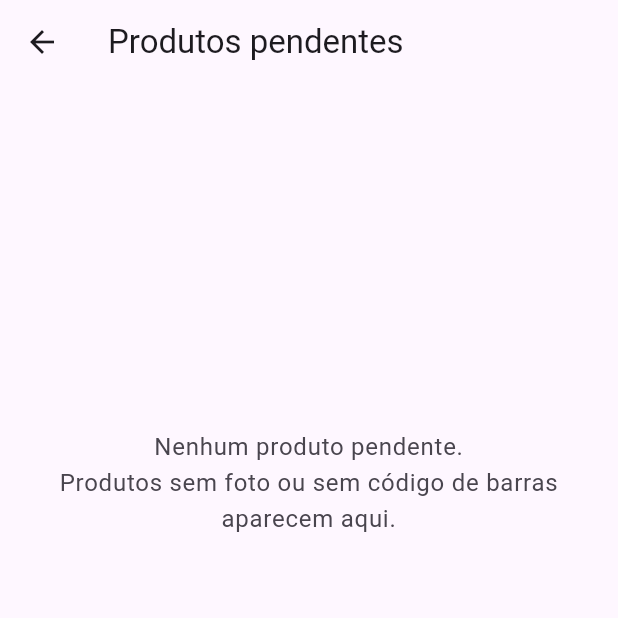
After one commit to Segatti/iprecos, a Flutter app: the screen it shows after launch, after a tap on "Produtos pendentes", on a phone screen of 412 x 824 dp, the top half of it. The commit adds this screen. Run offline on Flutter 3.47's test engine with Material 3 defaults, Android fonts, the phone set to English and light mode, and no system bars; our stand-ins replace get_it, go_router, google_sign_in, image_cropper, image_picker, sqflite; missing offline and left inert: mobile_scanner; accounts and stored records are empty.

Commit message:
feat: cadastro e update

```diff
--- a/lib/app_route_paths.dart
+++ b/lib/app_route_paths.dart
@@ -10,4 +10,6 @@ abstract final class AppRoutePaths {
   static const auth = '/auth';
   static const purchases = '/purchases';
   static const purchaseReceiptItemEdit = '/purchase-receipt-item-edit';
+  static const productRegisterScan = '/product-register-scan';
+  static const pendingProducts = '/pending-products';
 }
--- a/lib/app_routes.dart
+++ b/lib/app_routes.dart
@@ -8,10 +8,12 @@ import 'data/product_catalog.dart';
 import 'presenter/pages/auth_page.dart';
 import 'presenter/pages/home_page.dart';
 import 'presenter/pages/my_list_page.dart';
+import 'presenter/pages/pending_products_page.dart';
 import 'presenter/pages/product_barcode_scan_page.dart';
 import 'presenter/pages/product_detail_page.dart';
 import 'presenter/pages/product_edit_manual_page.dart';
 import 'presenter/pages/product_register_page.dart';
+import 'presenter/pages/product_register_scan_page.dart';
 import 'presenter/pages/product_search_page.dart';
 import 'presenter/pages/purchase_detail_page.dart';
 import 'presenter/pages/receipt_item_edit_page.dart';
@@ -49,6 +51,10 @@ GoRouter createAppRouter(AppViewModel appViewModel) {
             onMinhasCompras: () => context.push(AppRoutePaths.purchases),
             onEscanearNota: () => context.push(AppRoutePaths.scan),
             onBuscarProduto: () => context.push(AppRoutePaths.search),
+            onCadastrarProduto: () =>
+                context.push(AppRoutePaths.productRegisterScan),
+            onProdutosPendentes: () =>
+                context.push(AppRoutePaths.pendingProducts),
           );
         },
       ),
@@ -161,6 +167,20 @@ GoRouter createAppRouter(AppViewModel appViewModel) {
         ],
       ),
       GoRoute(
+        path: AppRoutePaths.productRegisterScan,
+        builder: (context, state) => ProductRegisterScanPage(
+          repository: sl<NfceReceiptRepository>(),
+          productSearchViewModel: sl<ProductSearchViewModel>(),
+        ),
+      ),
+      GoRoute(
+        path: AppRoutePaths.pendingProducts,
+        builder: (context, state) => PendingProductsPage(
+          productSearchViewModel: sl<ProductSearchViewModel>(),
+          listsViewModel: sl<ListsViewModel>(),
+        ),
+      ),
+      GoRoute(
         path: AppRoutePaths.auth,
         builder: (context, state) =>
             AuthPage(appViewModel: appViewModel),
--- a/lib/data/local/shopping_lists_database.dart
+++ b/lib/data/local/shopping_lists_database.dart
@@ -3,7 +3,7 @@ import 'package:sqflite/sqflite.dart';
 
 /// Abertura do SQLite (listas de compras + NFC-e SEFAZ-MT).
 abstract final class ShoppingListsDatabase {
-  static const version = 6;
+  static const version = 7;
 
   static Future<Database> openDefault() async {
     final dir = await getDatabasesPath();
@@ -42,6 +42,10 @@ ALTER TABLE shopping_list_items ADD COLUMN last_price_recorded_at_ms INTEGER;
         if (oldVersion < 6) {
           await _createNfceReceiptItemOverridesTable(db);
         }
+        if (oldVersion < 7) {
+          await _dedupManualProductsBarcode(db);
+          await _createManualProductsBarcodeIndex(db);
+        }
       },
     );
   }
@@ -68,6 +72,7 @@ ALTER TABLE shopping_list_items ADD COLUMN last_price_recorded_at_ms INTEGER;
     await _createNfceReceiptsTable(db);
     await _createManualProductsTable(db);
     await _createNfceReceiptItemOverridesTable(db);
+    await _createManualProductsBarcodeIndex(db);
   }
 
   static Future<void> _createShoppingListsTables(Database db) async {
@@ -134,4 +139,36 @@ CREATE TABLE nfce_receipt_item_overrides (
 );
 ''');
   }
+
+  /// Garante unicidade do código de barras em `manual_products`.
+  ///
+  /// O índice é parcial (ignora `NULL` / `''`) porque produtos pendentes
+  /// podem ainda não ter código de barras cadastrado.
+  static Future<void> _createManualProductsBarcodeIndex(Database db) async {
+    await db.execute('''
+CREATE UNIQUE INDEX IF NOT EXISTS idx_manual_products_barcode
+ON manual_products (barcode)
+WHERE barcode IS NOT NULL AND barcode <> '';
+''');
+  }
+
+  /// Em bases pré-v7 podem existir produtos manuais duplicados pelo mesmo
+  /// código de barras. Mantemos o mais recente (`created_at_ms` maior) e
+  /// removemos os demais, para permitir a criação do índice único acima.
+  static Future<void> _dedupManualProductsBarcode(Database db) async {
+    await db.execute('''
+DELETE FROM manual_products
+WHERE id IN (
+  SELECT m.id FROM manual_products m
+  JOIN (
+    SELECT barcode, MAX(created_at_ms) AS max_ms
+    FROM manual_products
+    WHERE barcode IS NOT NULL AND barcode <> ''
+    GROUP BY barcode
+    HAVING COUNT(*) > 1
+  ) d ON d.barcode = m.barcode
+  WHERE m.created_at_ms < d.max_ms
+);
+''');
+  }
 }
--- a/lib/presenter/pages/home_page.dart
+++ b/lib/presenter/pages/home_page.dart
@@ -15,6 +15,8 @@ class HomePage extends StatelessWidget {
     this.onMinhasCompras,
     this.onEscanearNota,
     this.onBuscarProduto,
+    this.onCadastrarProduto,
+    this.onProdutosPendentes,
   });
 
   /// Nome exibido após "Bem vindo, …". Quando vazio, usa um fallback amigável.
@@ -29,6 +31,8 @@ class HomePage extends StatelessWidget {
   final VoidCallback? onMinhasCompras;
   final VoidCallback? onEscanearNota;
   final VoidCallback? onBuscarProduto;
+  final VoidCallback? onCadastrarProduto;
+  final VoidCallback? onProdutosPendentes;
 
   String get _displayName {
     final trimmed = userName.trim();
@@ -103,6 +107,16 @@ class HomePage extends StatelessWidget {
                     label: 'Buscar produto',
                     onTap: onBuscarProduto,
                   ),
+                  _HomeMenuTile(
+                    icon: Icons.add_box_outlined,
+                    label: 'Cadastrar produto',
+                    onTap: onCadastrarProduto,
+                  ),
+                  _HomeMenuTile(
+                    icon: Icons.pending_actions_rounded,
+                    label: 'Produtos pendentes',
+                    onTap: onProdutosPendentes,
+                  ),
                 ],
               ),
             ),
--- /dev/null
+++ b/lib/presenter/pages/pending_products_page.dart
@@ -0,0 +1,203 @@
+import 'dart:io';
+
+import 'package:flutter/material.dart';
+import 'package:go_router/go_router.dart';
+
+import '../../app_route_paths.dart';
+import '../../data/product_catalog.dart';
+import '../../data/product_photo_storage.dart';
+import '../view_models/lists_view_model.dart';
+import '../view_models/product_search_view_model.dart';
+
+/// Produtos "pendentes": qualquer produto do catálogo (manual + NFC-e)
+/// que está **sem foto** ou **sem código de barras** (EAN).
+class PendingProductsPage extends StatefulWidget {
+  const PendingProductsPage({
+    super.key,
+    required this.productSearchViewModel,
+    required this.listsViewModel,
+  });
+
+  final ProductSearchViewModel productSearchViewModel;
+  final ListsViewModel listsViewModel;
+
+  @override
+  State<PendingProductsPage> createState() => _PendingProductsPageState();
+}
+
+class _PendingProductsPageState extends State<PendingProductsPage> {
+  bool _loading = true;
+  List<_PendingProductItem> _items = [];
+
+  @override
+  void initState() {
+    super.initState();
+    _load();
+  }
+
+  Future<void> _load() async {
+    setState(() => _loading = true);
+    await widget.productSearchViewModel.load();
+    final rows = widget.productSearchViewModel.visibleRows;
+
+    final items = <_PendingProductItem>[];
+    for (final row in rows) {
+      final detail =
+          widget.productSearchViewModel.detailForKey(row.productKey);
+      if (detail == null) continue;
+
+      final missingBarcode = detail.eanOrBarcodeHint == null ||
+          detail.eanOrBarcodeHint!.isEmpty;
+      final relPath = detail.productPhotoRelativePath;
+      final missingPhoto = relPath == null || relPath.isEmpty;
+      if (!missingBarcode && !missingPhoto) continue;
+
+      final abs = await ProductPhotoStorage.absolutePathForRelative(relPath);
+      items.add(
+        _PendingProductItem(
+          row: row,
+          missingBarcode: missingBarcode,
+          missingPhoto: missingPhoto,
+          photoAbsolutePath: abs,
+        ),
+      );
+    }
+
+    if (!mounted) return;
+    setState(() {
+      _items = items;
+      _loading = false;
+    });
+  }
+
+  Future<void> _openItem(_PendingProductItem item) async {
+    final manualId = widget.productSearchViewModel
+        .editableManualProductId(item.row.productKey);
+    if (manualId != null) {
+      await context.push(AppRoutePaths.searchEditManual, extra: manualId);
+    } else {
+      await context.push('${AppRoutePaths.search}/p', extra: item.row);
+    }
+    if (!mounted) return;
+    await widget.listsViewModel.load();
+    if (!mounted) return;
+    await _load();
+  }
+
+  @override
+  Widget build(BuildContext context) {
+    final theme = Theme.of(context);
+    return Scaffold(
+      appBar: AppBar(
+        title: Text(
+          _items.isEmpty
+              ? 'Produtos pendentes'
+              : 'Produtos pendentes (${_items.length})',
+        ),
+      ),
+      body: RefreshIndicator(
+        onRefresh: _load,
+        child: _loading && _items.isEmpty
+            ? const Center(child: CircularProgressIndicator())
+            : _items.isEmpty
+                ? ListView(
+                    physics: const AlwaysScrollableScrollPhysics(),
+                    children: [
+                      SizedBox(
+                        height: MediaQuery.sizeOf(context).height * 0.25,
+                      ),
+                      Center(
+                        child: Padding(
+                          padding: const EdgeInsets.all(24),
+                          child: Text(
+                            'Nenhum produto pendente.\nProdutos sem foto ou sem código de barras aparecem aqui.',
+                            textAlign: TextAlign.center,
+                            style: theme.textTheme.bodyLarge?.copyWith(
+                              color: theme.colorScheme.onSurfaceVariant,
+                            ),
+                          ),
+                        ),
+                      ),
+                    ],
+                  )
+                : ListView.separated(
+                    physics: const AlwaysScrollableScrollPhysics(),
+                    padding: const EdgeInsets.fromLTRB(12, 12, 12, 24),
+                    itemCount: _items.length,
+                    separatorBuilder: (_, _) => const SizedBox(height: 4),
+                    itemBuilder: (context, index) {
+                      final it = _items[index];
+                      final missing = <String>[];
+                      if (it.missingBarcode) missing.add('código de barras');
+                      if (it.missingPhoto) missing.add('foto');
+                      final subtitle = 'Faltando: ${missing.join(' e ')}';
+                      return Card(
+                        margin: EdgeInsets.zero,
+                        child: ListTile(
+                          leading: _LeadingThumb(
+                            absolutePath: it.photoAbsolutePath,
+                          ),
+                          title: Text(
+                            it.row.displayName,
+                            maxLines: 2,
+                            overflow: TextOverflow.ellipsis,
+                          ),
+                          subtitle: Text(
+                            subtitle,
+                            style: theme.textTheme.bodySmall?.copyWith(
+                              color: theme.colorScheme.onSurfaceVariant,
+                            ),
+                          ),
+                          trailing: const Icon(Icons.chevron_right_rounded),
+                          onTap: () => _openItem(it),
+                        ),
+                      );
+                    },
+                  ),
+      ),
+    );
+  }
+}
+
+class _PendingProductItem {
+  const _PendingProductItem({
+    required this.row,
+    required this.missingBarcode,
+    required this.missingPhoto,
+    required this.photoAbsolutePath,
+  });
+
+  final ProductSearchRow row;
+  final bool missingBarcode;
+  final bool missingPhoto;
+  final String? photoAbsolutePath;
+}
+
+class _LeadingThumb extends StatelessWidget {
+  const _LeadingThumb({required this.absolutePath});
+
+  final String? absolutePath;
+
+  @override
+  Widget build(BuildContext context) {
+    final theme = Theme.of(context);
+    final path = absolutePath;
+    final hasFile = path != null && File(path).existsSync();
+    return SizedBox(
+      width: 48,
+      height: 48,
+      child: ClipRRect(
+        borderRadius: BorderRadius.circular(8),
+        child: hasFile
+            ? Image.file(File(path), fit: BoxFit.cover)
+            : ColoredBox(
+                color: theme.colorScheme.surfaceContainerHighest,
+                child: Icon(
+                  Icons.image_not_supported_outlined,
+                  color: theme.colorScheme.onSurfaceVariant,
+                ),
+              ),
+      ),
+    );
+  }
+}
```
Also changed, not shown: lib/data/nfce_receipt_repository.dart (+82 -1 lines), lib/presenter/pages/product_edit_manual_page.dart (+19 -0 lines), lib/presenter/pages/product_register_page.dart (+19 -0 lines), lib/presenter/pages/product_register_scan_page.dart (added, +257 -0 lines), lib/presenter/utils/product_barcode_conflict_dialog.dart (added, +85 -0 lines), 1 other file.
